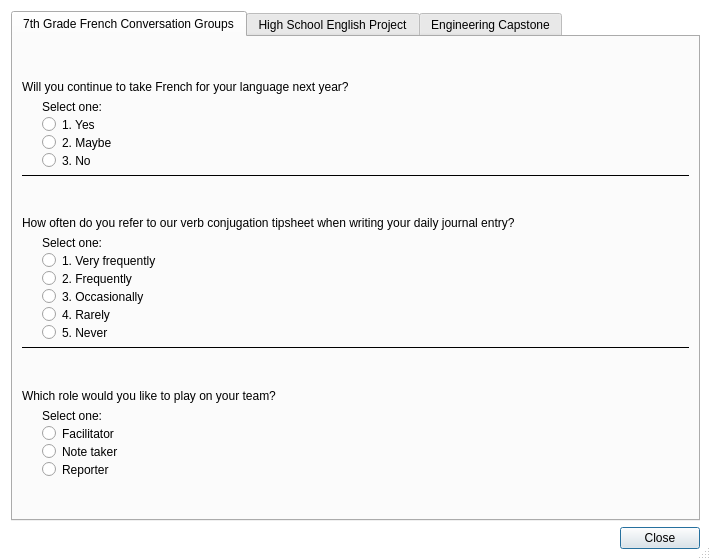
Before: the Qt Designer form dialogs/sampleQuestionsDialog.ui in gruepr/gruepr, drawn with Qt 5.
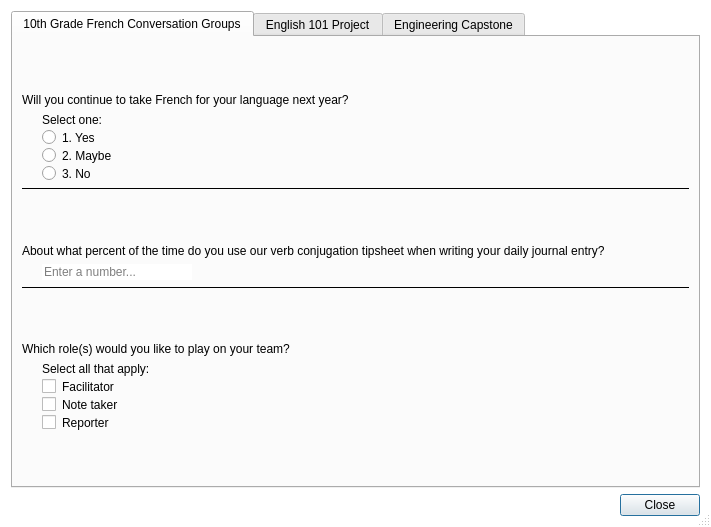
After: the same form once the commit is applied.

```diff
--- a/dialogs/sampleQuestionsDialog.ui
+++ b/dialogs/sampleQuestionsDialog.ui
@@ -7,7 +7,7 @@
     <x>0</x>
     <y>0</y>
     <width>711</width>
-    <height>560</height>
+    <height>527</height>
    </rect>
   </property>
   <property name="windowTitle">
@@ -30,7 +30,7 @@
      </property>
      <widget class="QWidget" name="tab">
       <attribute name="title">
-       <string>7th Grade French Conversation Groups</string>
+       <string>10th Grade French Conversation Groups</string>
       </attribute>
       <layout class="QVBoxLayout" name="verticalLayout_2" stretch="1,0,0,0,1,0,0,0,1,0,0,1">
        <item>
@@ -137,7 +137,7 @@
        <item>
         <widget class="QLabel" name="label_2">
          <property name="text">
-          <string>How often do you refer to our verb conjugation tipsheet when writing your daily journal entry?</string>
+          <string>About what percent of the time do you use our verb conjugation tipsheet when writing your daily journal entry?</string>
          </property>
          <property name="wordWrap">
           <bool>true</bool>
@@ -168,45 +168,22 @@
           <property name="bottomMargin">
            <number>0</number>
           </property>
-          <item>
-           <widget class="QLabel" name="label_5">
-            <property name="text">
-             <string>Select one:</string>
+          <item alignment="Qt::AlignmentFlag::AlignLeft">
+           <widget class="QLineEdit" name="lineEdit_2">
+            <property name="sizePolicy">
+             <sizepolicy hsizetype="Preferred" vsizetype="Fixed">
+              <horstretch>0</horstretch>
+              <verstretch>0</verstretch>
+             </sizepolicy>
             </property>
-           </widget>
-          </item>
-          <item>
-           <widget class="QRadioButton" name="radioButton_5">
-            <property name="text">
-             <string>1. Very frequently</string>
+            <property name="minimumSize">
+             <size>
+              <width>150</width>
+              <height>0</height>
+             </size>
             </property>
-           </widget>
-          </item>
-          <item>
-           <widget class="QRadioButton" name="radioButton_6">
-            <property name="text">
-             <string>2. Frequently</string>
-            </property>
-           </widget>
-          </item>
-          <item>
-           <widget class="QRadioButton" name="radioButton_7">
-            <property name="text">
-             <string>3. Occasionally</string>
-            </property>
-           </widget>
-          </item>
-          <item>
-           <widget class="QRadioButton" name="radioButton_8">
-            <property name="text">
-             <string>4. Rarely</string>
-            </property>
-           </widget>
-          </item>
-          <item>
-           <widget class="QRadioButton" name="radioButton_12">
-            <property name="text">
-             <string>5. Never</string>
+            <property name="placeholderText">
+             <string>Enter a number...</string>
             </property>
            </widget>
           </item>
@@ -239,7 +216,7 @@
        <item>
         <widget class="QLabel" name="label_3">
          <property name="text">
-          <string>Which role would you like to play on your team?</string>
+          <string>Which role(s) would you like to play on your team?</string>
          </property>
          <property name="wordWrap">
           <bool>true</bool>
@@ -273,26 +250,26 @@
           <item>
            <widget class="QLabel" name="label_12">
             <property name="text">
-             <string>Select one:</string>
+             <string>Select all that apply:</string>
             </property>
            </widget>
           </item>
           <item>
-           <widget class="QRadioButton" name="radioButton_23">
+           <widget class="QCheckBox" name="checkBox_23">
             <property name="text">
              <string>Facilitator</string>
             </property>
            </widget>
           </item>
           <item>
-           <widget class="QRadioButton" name="radioButton_22">
+           <widget class="QCheckBox" name="checkBox_22">
             <property name="text">
              <string>Note taker</string>
             </property>
            </widget>
           </item>
           <item>
-           <widget class="QRadioButton" name="radioButton_24">
+           <widget class="QCheckBox" name="checkBox_24">
             <property name="text">
              <string>Reporter</string>
             </property>
@@ -318,7 +295,7 @@
      </widget>
      <widget class="QWidget" name="tab_2">
       <attribute name="title">
-       <string>High School English Project</string>
+       <string>English 101 Project</string>
       </attribute>
       <layout class="QVBoxLayout" name="verticalLayout_9">
        <item>
```
Left out of the diff: 111 changed lines with no effect on the pictures.
